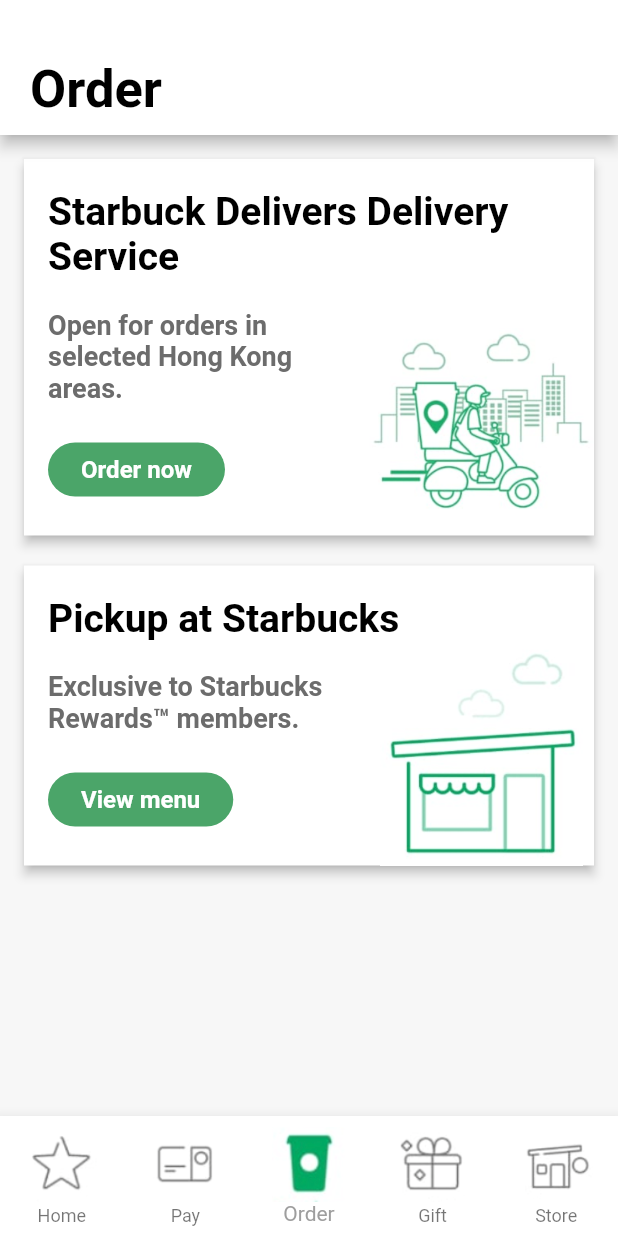
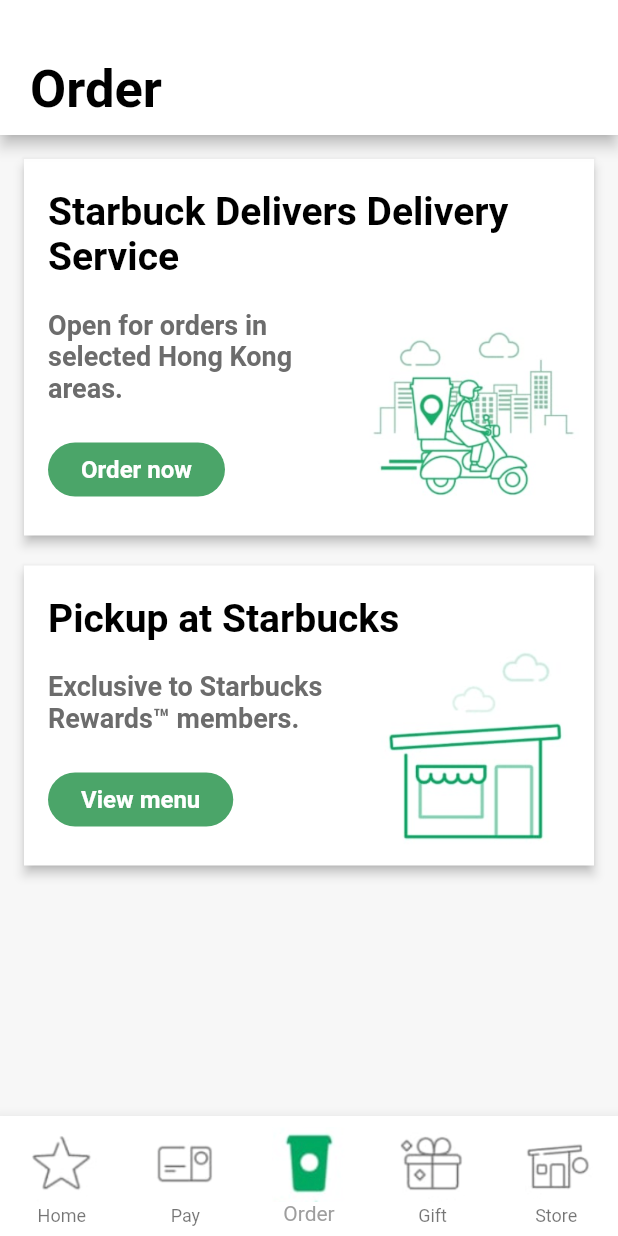
Before and after one commit to elcchan99/starbucks-clone-app, a Flutter app: the screen it shows after launch, item 3 of the bottom bar chosen, on a phone screen of 412 x 824 dp. Run offline on Flutter 3.47's test engine with Material 2 defaults, Android fonts, the phone set to English and light mode, and no system bars.

Commit message:
resize card background

```diff
--- a/lib/pages/order.dart
+++ b/lib/pages/order.dart
@@ -62,11 +62,11 @@
                             onPressed: buttomOnPressed)))
               ]))),
       Positioned(
-          right: 0,
-          bottom: 0,
+          right: 10,
+          bottom: 10,
           child: Image(
-            width: 150,
-            height: 150,
+            width: 140,
+            height: 140,
             image: backgroundImage,
           ))
     ]);
```
